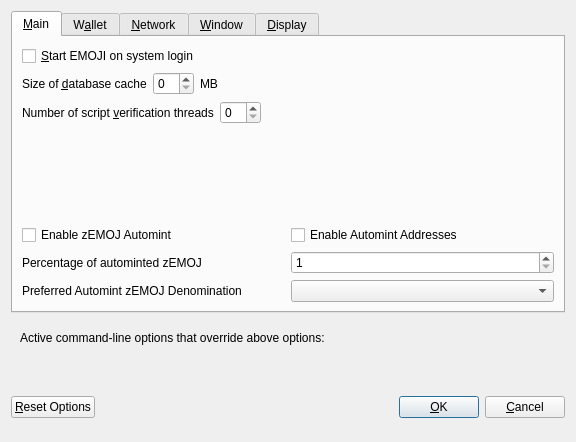
Above: src/qt/forms/optionsdialog.ui from emojiproject/coin before the change. Below: the same form after it.
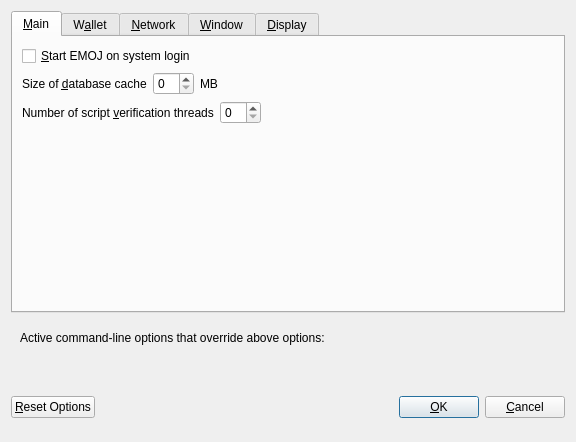
That is the form after the change. Custom widgets are drawn as their Qt base class.

Diff of the .ui file:
```diff
--- a/src/qt/forms/optionsdialog.ui
+++ b/src/qt/forms/optionsdialog.ui
@@ -33,7 +33,7 @@
           <string>Automatically start EMOJI after logging in to the system.</string>
          </property>
          <property name="text">
-          <string>&amp;Start EMOJI on system login</string>
+          <string>&amp;Start EMOJ on system login</string>
          </property>
         </widget>
        </item>
@@ -130,111 +130,6 @@
          </property>
         </spacer>
        </item>
-       <item>
-        <widget class="QWidget" name="verticalZemojOptionsWidget" native="true">
-         <layout class="QVBoxLayout" name="verticalZemojOptionsLayout">
-          <property name="margin">
-           <number>0</number>
-          </property>
-          <item>
-           <layout class="QHBoxLayout" name="horizontalAutomintingLayout">
-            <item>
-             <widget class="QCheckBox" name="checkBoxZeromintEnable">
-              <property name="toolTip">
-               <string>Enable automatic minting of EMOJ units to zEMOJ</string>
-              </property>
-              <property name="layoutDirection">
-               <enum>Qt::LeftToRight</enum>
-              </property>
-              <property name="text">
-               <string>Enable zEMOJ Automint</string>
-              </property>
-             </widget>
-            </item>
-            <item>
-             <widget class="QCheckBox" name="checkBoxZeromintAddresses">
-              <property name="toolTip">
-               <string>Enable automatic zEMOJ minting from specific addresses</string>
-              </property>
-              <property name="layoutDirection">
-               <enum>Qt::LeftToRight</enum>
-              </property>
-              <property name="text">
-               <string>Enable Automint Addresses</string>
-              </property>
-             </widget>
-            </item>
-           </layout>
-          </item>
-          <item>
-           <layout class="QHBoxLayout" name="horizontalZmintPercentageLayout">
-            <item>
-             <widget class="QLabel" name="percentage_label">
-              <property name="toolTip">
-               <string>Percentage of incoming EMOJ which get automatically converted to zEMOJ via Zerocoin Protocol (min: 10%)</string>
-              </property>
-              <property name="text">
-               <string>Percentage of autominted zEMOJ</string>
-              </property>
-             </widget>
-            </item>
-            <item>
-             <widget class="QSpinBox" name="zeromintPercentage">
-              <property name="minimum">
-               <number>1</number>
-              </property>
-              <property name="maximum">
-               <number>100</number>
-              </property>
-             </widget>
-            </item>
-           </layout>
-          </item>
-          <item>
-           <layout class="QHBoxLayout" name="horizontalLayout" stretch="0,0">
-            <property name="sizeConstraint">
-             <enum>QLayout::SetFixedSize</enum>
-            </property>
-            <item>
-             <widget class="QLabel" name="labelPreferredDenom">
-              <property name="maximumSize">
-               <size>
-                <width>16777215</width>
-                <height>16777215</height>
-               </size>
-              </property>
-              <property name="toolTip">
-               <string>Wait with automatic conversion to Zerocoin until enough EMOJ for this denomination is available</string>
-              </property>
-              <property name="text">
-               <string>Preferred Automint zEMOJ Denomination</string>
-              </property>
-             </widget>
-            </item>
-            <item>
-             <widget class="QComboBox" name="preferredDenom">
-              <property name="maximumSize">
-               <size>
-                <width>16777215</width>
-                <height>27</height>
-               </size>
-              </property>
-              <property name="toolTip">
-               <string>Wait with automatic conversion to Zerocoin until enough EMOJ for this denomination is available</string>
-              </property>
-              <property name="maxVisibleItems">
-               <number>9</number>
-              </property>
-              <property name="maxCount">
-               <number>9</number>
-              </property>
-             </widget>
-            </item>
-           </layout>
-          </item>
-         </layout>
-        </widget>
-       </item>
       </layout>
      </widget>
      <widget class="QWidget" name="tabWallet">
```
Left out of the diff: 14 changed lines with no effect on the pictures.
